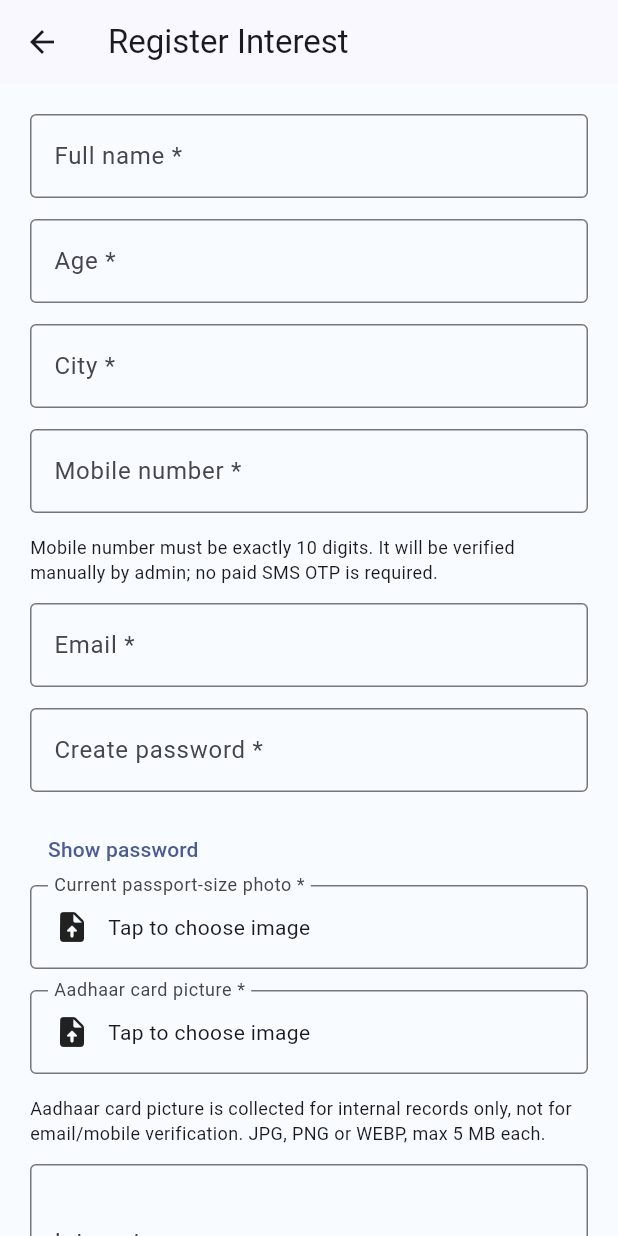
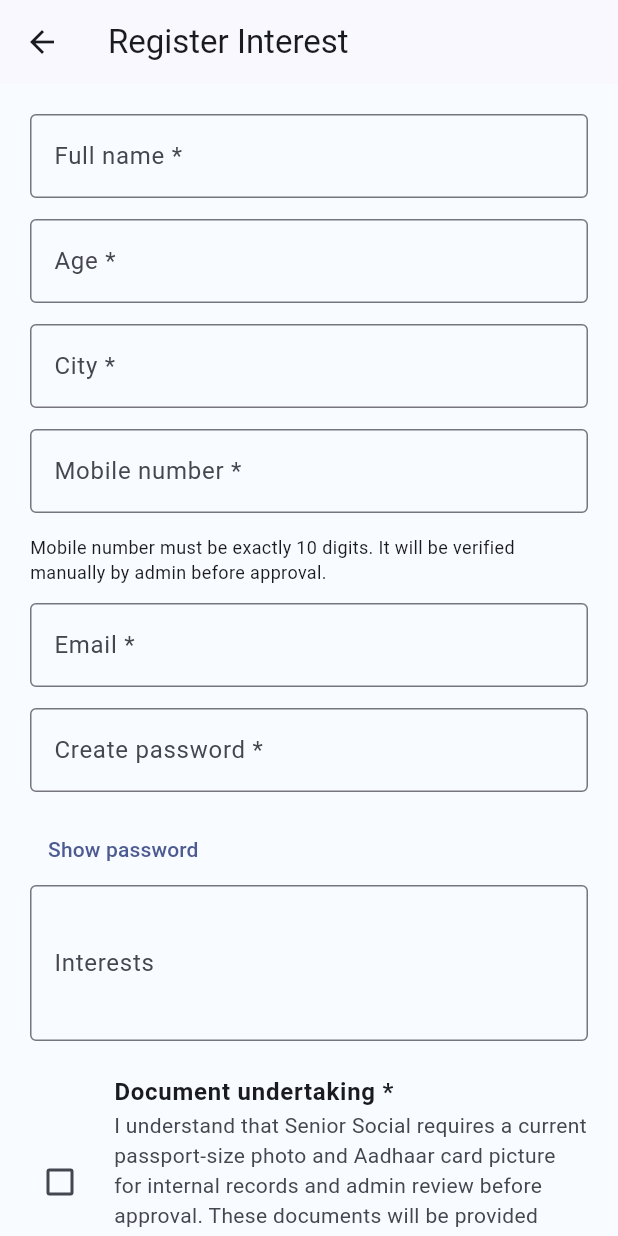
Before and after one commit to mohitmishra180478/seniorsocial.in, a Flutter app: the screen it shows after launch, after a tap on "Register Interest", on a phone screen of 412 x 824 dp. Run offline on Flutter 3.47's test engine with Material 3 defaults, Android fonts, the phone set to English and light mode, and no system bars; our stand-ins replace cloud_firestore, firebase_auth, firebase_core; accounts and stored records are empty; network calls fail.

Commit message:
Switch mobile registration to no-storage manual document verification

```diff
--- a/mobile_app/lib/main.dart
+++ b/mobile_app/lib/main.dart
@@ -1,15 +1,16 @@
 import 'package:cloud_firestore/cloud_firestore.dart';
 import 'package:firebase_auth/firebase_auth.dart';
 import 'package:firebase_core/firebase_core.dart';
-import 'package:firebase_storage/firebase_storage.dart';
 import 'package:flutter/material.dart';
-import 'package:image_picker/image_picker.dart';
 import 'package:url_launcher/url_launcher.dart';
 
 import 'firebase_options.dart';
 
 const String legalUndertakingText =
     'I confirm that I am a genuine user and that I will not use Senior Social for abuse, misconduct, harassment, fraud, illegal activity, unsafe behaviour, or misuse of the platform. I understand that any such conduct may lead to suspension/removal and appropriate action or proceedings under applicable Indian law.';
+
+const String documentUndertakingText =
+    'I understand that Senior Social requires a current passport-size photo and Aadhaar card picture for internal records and admin review before approval. These documents will be provided manually/offline to admin and are not used for email or mobile verification.';
 
 void main() async {
   WidgetsFlutterBinding.ensureInitialized();
@@ -79,14 +80,14 @@ class WelcomeScreen extends StatelessWidget {
               ),
               const SizedBox(height: 28),
               const _InfoCard(
-                title: 'Global Access',
-                body: 'Access for Indian families in India, United Kingdom, United States, Canada, Australia, UAE and Singapore. Events begin India-first.',
-                icon: Icons.public_rounded,
+                title: 'Free testing mode',
+                body: 'No paid SMS OTP or Firebase Storage is used. Mobile and documents are manually reviewed by admin.',
+                icon: Icons.savings_rounded,
               ),
               const SizedBox(height: 14),
               const _InfoCard(
                 title: 'Safe first',
-                body: 'Members are registered, email checked, mobile manually reviewed, documents recorded, and admin approved before being connected.',
+                body: 'Members are email checked, mobile/document reviewed by admin, and approved before being connected.',
                 icon: Icons.verified_user_rounded,
               ),
               const SizedBox(height: 28),
@@ -131,14 +132,12 @@ class _RegisterScreenState extends State<RegisterScreen> {
   final _email = TextEditingController();
   final _password = TextEditingController();
   final _interests = TextEditingController();
-  final _picker = ImagePicker();
 
   bool _busy = false;
   bool _legalAccepted = false;
+  bool _documentsAccepted = false;
   bool _showPassword = false;
   String _message = '';
-  XFile? _passportPhoto;
-  XFile? _aadhaarPicture;
 
   @override
   void dispose() {
@@ -154,39 +153,6 @@ class _RegisterScreenState extends State<RegisterScreen> {
 
   String _digits(String value) => value.replaceAll(RegExp(r'\D'), '');
 
-  Future<void> _pickImage({required bool aadhaar}) async {
-    final picked = await _picker.pickImage(source: ImageSource.gallery, imageQuality: 80);
-    if (picked == null) return;
-    final size = await picked.length();
-    if (size > 5 * 1024 * 1024) {
-      setState(() => _message = 'Image must be less than 5 MB.');
-      return;
-    }
-    setState(() {
-      if (aadhaar) {
-        _aadhaarPicture = picked;
-      } else {
-        _passportPhoto = picked;
-      }
-    });
-  }
-
-  Future<Map<String, dynamic>> _uploadUserFile({required String userUid, required XFile file, required String type}) async {
-    final bytes = await file.readAsBytes();
-    final safeName = file.name.replaceAll(RegExp(r'[^a-zA-Z0-9._-]'), '_');
-    final path = 'users/$userUid/$type-${DateTime.now().millisecondsSinceEpoch}-$safeName';
-    final ref = FirebaseStorage.instance.ref(path);
-    await ref.putData(bytes, SettableMetadata(contentType: file.mimeType ?? 'image/jpeg'));
-    final url = await ref.getDownloadURL();
-    return {
-      'path': path,
-      'url': url,
-      'name': file.name,
-      'contentType': file.mimeType ?? 'image/jpeg',
-      'size': bytes.length,
-    };
-  }
-
   Future<void> _register() async {
     if (!_formKey.currentState!.validate()) return;
 
@@ -201,12 +167,8 @@ class _RegisterScreenState extends State<RegisterScreen> {
       setState(() => _message = 'Mobile number must be exactly 10 digits.');
       return;
     }
-    if (_passportPhoto == null) {
-      setState(() => _message = 'Current passport-size photo is mandatory.');
-      return;
-    }
-    if (_aadhaarPicture == null) {
-      setState(() => _message = 'Aadhaar card picture is mandatory for internal records. It is not used for email/mobile verification.');
+    if (!_documentsAccepted) {
+      setState(() => _message = 'Please accept the document undertaking before registration.');
       return;
     }
     if (!_legalAccepted) {
@@ -231,29 +193,25 @@ class _RegisterScreenState extends State<RegisterScreen> {
       await user.updateDisplayName(_name.text.trim());
       await user.sendEmailVerification();
 
-      setState(() => _message = 'Uploading passport photo and Aadhaar card picture...');
-      final passportPhoto = await _uploadUserFile(userUid: user.uid, file: _passportPhoto!, type: 'passport-photo');
-      final aadhaarCardPicture = await _uploadUserFile(userUid: user.uid, file: _aadhaarPicture!, type: 'aadhaar-card');
-
       await db.collection('users').doc(user.uid).set({
         'uid': user.uid,
         'fullName': _name.text.trim(),
         'age': age,
         'city': _city.text.trim(),
         'phone': phone,
-        'phoneDisplay': '+91 $phone',
         'email': _email.text.trim().toLowerCase(),
         'interests': _interests.text.trim(),
         'lookingFor': 'Friendship and companionship',
-        'preferredVerificationMethod': 'Email verification link plus manual admin mobile/document review',
+        'preferredVerificationMethod': 'Email verification plus manual admin mobile/document review',
         'emailVerified': user.emailVerified,
         'phoneVerified': false,
         'phoneVerificationMethod': 'Manual admin verification',
         'familyContactVerified': false,
-        'identityDocumentUploaded': true,
-        'passportPhotoUploaded': true,
-        'passportPhoto': passportPhoto,
-        'aadhaarCardPicture': aadhaarCardPicture,
+        'identityDocumentUploaded': false,
+        'passportPhotoUploaded': false,
+        'documentsToBeProvidedOffline': true,
+        'documentUndertakingAccepted': true,
+        'documentUndertakingText': documentUndertakingText,
         'aadhaarRecordPurposeOnly': true,
         'aadhaarNotUsedForEmailOrMobileVerification': true,
         'legalUndertakingAccepted': true,
@@ -265,15 +223,11 @@ class _RegisterScreenState extends State<RegisterScreen> {
       });
 
       if (!mounted) return;
-      setState(() => _message = 'Registration saved. Please check your email verification link. Mobile number will be verified manually by admin. Profile is pending admin review.');
+      setState(() => _message = 'Registration saved. Please check your email verification link. Admin will manually verify mobile number and documents before approval.');
     } on FirebaseAuthException catch (e) {
-      String msg = e.message ?? 'Unable to register.';
-      if (e.code == 'email-already-in-use') msg = 'This email is already registered. Please use a different email.';
-      if (e.code == 'weak-password') msg = 'Please use a password with at least 6 characters.';
-      if (e.code == 'invalid-email') msg = 'Please enter a valid email address.';
-      setState(() => _message = msg);
+      setState(() => _message = e.message ?? 'Unable to register.');
     } catch (_) {
-      setState(() => _message = 'Unable to register. Please check Firebase Storage setup and try again.');
+      setState(() => _message = 'Unable to register. Please try again.');
     } finally {
       if (mounted) setState(() => _busy = false);
     }
@@ -296,7 +250,7 @@ class _RegisterScreenState extends State<RegisterScreen> {
                 _field(_phone, 'Mobile number', required: true, keyboardType: TextInputType.phone),
                 const Padding(
                   padding: EdgeInsets.only(bottom: 12),
-                  child: Text('Mobile number must be exactly 10 digits. It will be verified manually by admin; no paid SMS OTP is required.', style: TextStyle(fontSize: 12)),
+                  child: Text('Mobile number must be exactly 10 digits. It will be verified manually by admin before approval.', style: TextStyle(fontSize: 12)),
                 ),
                 _field(_email, 'Email', required: true, keyboardType: TextInputType.emailAddress),
                 _field(_password, 'Create password', required: true, obscureText: !_showPassword),
@@ -307,13 +261,15 @@ class _RegisterScreenState extends State<RegisterScreen> {
                     child: Text(_showPassword ? 'Hide password' : 'Show password'),
                   ),
                 ),
-                _uploadTile(title: 'Current passport-size photo *', file: _passportPhoto, onTap: () => _pickImage(aadhaar: false)),
-                _uploadTile(title: 'Aadhaar card picture *', file: _aadhaarPicture, onTap: () => _pickImage(aadhaar: true)),
-                const Padding(
-                  padding: EdgeInsets.only(bottom: 12),
-                  child: Text('Aadhaar card picture is collected for internal records only, not for email/mobile verification. JPG, PNG or WEBP, max 5 MB each.', style: TextStyle(fontSize: 12)),
+                _field(_interests, 'Interests', maxLines: 3),
+                CheckboxListTile(
+                  value: _documentsAccepted,
+                  onChanged: (value) => setState(() => _documentsAccepted = value ?? false),
+                  controlAffinity: ListTileControlAffinity.leading,
+                  contentPadding: EdgeInsets.zero,
+                  title: const Text('Document undertaking *', style: TextStyle(fontWeight: FontWeight.bold)),
+                  subtitle: const Text(documentUndertakingText),
                 ),
-                _field(_interests, 'Interests', maxLines: 3),
                 CheckboxListTile(
                   value: _legalAccepted,
                   onChanged: (value) => setState(() => _legalAccepted = value ?? false),
@@ -404,7 +360,7 @@ class PendingApprovalScreen extends StatelessWidget {
             const SizedBox(height: 20),
             Text('Welcome ${user?.displayName ?? ''}', style: const TextStyle(fontSize: 26, fontWeight: FontWeight.w900)),
             const SizedBox(height: 12),
-            const Text('Your profile is pending admin review. Senior Social will verify email, manually review mobile/documents, and approve profiles before connecting members with groups or activities.', style: TextStyle(fontSize: 16, height: 1.45)),
+            const Text('Your profile is pending admin review. Admin will verify email, mobile number and required records before approval.', style: TextStyle(fontSize: 16, height: 1.45)),
             const SizedBox(height: 22),
             FilledButton(onPressed: () => _openUrl('mailto:info@seniorsocial.in'), child: const Text('Contact Support')),
           ],
@@ -461,39 +417,18 @@ Widget _field(TextEditingController controller, String label, {bool required = f
       keyboardType: keyboardType,
       decoration: InputDecoration(labelText: required ? '$label *' : label, border: const OutlineInputBorder()),
       validator: (value) {
-        final trimmed = value?.trim() ?? '';
-        if (required && trimmed.isEmpty) return 'Required';
+        final text = value?.trim() ?? '';
+        if (required && text.isEmpty) return 'Required';
         if (label == 'Age') {
-          final age = int.tryParse(trimmed);
+          final age = int.tryParse(text);
           if (age == null || age < 60) return 'Age must be 60 years or above';
         }
-        if (label == 'Mobile number') {
-          final digits = trimmed.replaceAll(RegExp(r'\D'), '');
-          if (digits.length != 10) return 'Mobile number must be exactly 10 digits';
+        if (label == 'Mobile number' && text.replaceAll(RegExp(r'\D'), '').length != 10) {
+          return 'Mobile number must be exactly 10 digits';
         }
-        if (label == 'Create password' && trimmed.length < 6) return 'Minimum 6 characters';
+        if (label == 'Create password' && text.length < 6) return 'Minimum 6 characters';
         return null;
       },
-    ),
-  );
-}
-
-Widget _uploadTile({required String title, required XFile? file, required VoidCallback onTap}) {
-  return Padding(
-    padding: const EdgeInsets.only(bottom: 14),
-    child: InkWell(
-      onTap: onTap,
-      borderRadius: BorderRadius.circular(6),
-      child: InputDecorator(
-        decoration: InputDecoration(labelText: title, border: const OutlineInputBorder()),
-        child: Row(
-          children: [
-            const Icon(Icons.upload_file_rounded),
-            const SizedBox(width: 12),
-            Expanded(child: Text(file?.name ?? 'Tap to choose image', overflow: TextOverflow.ellipsis)),
-          ],
-        ),
-      ),
     ),
   );
 }
```
